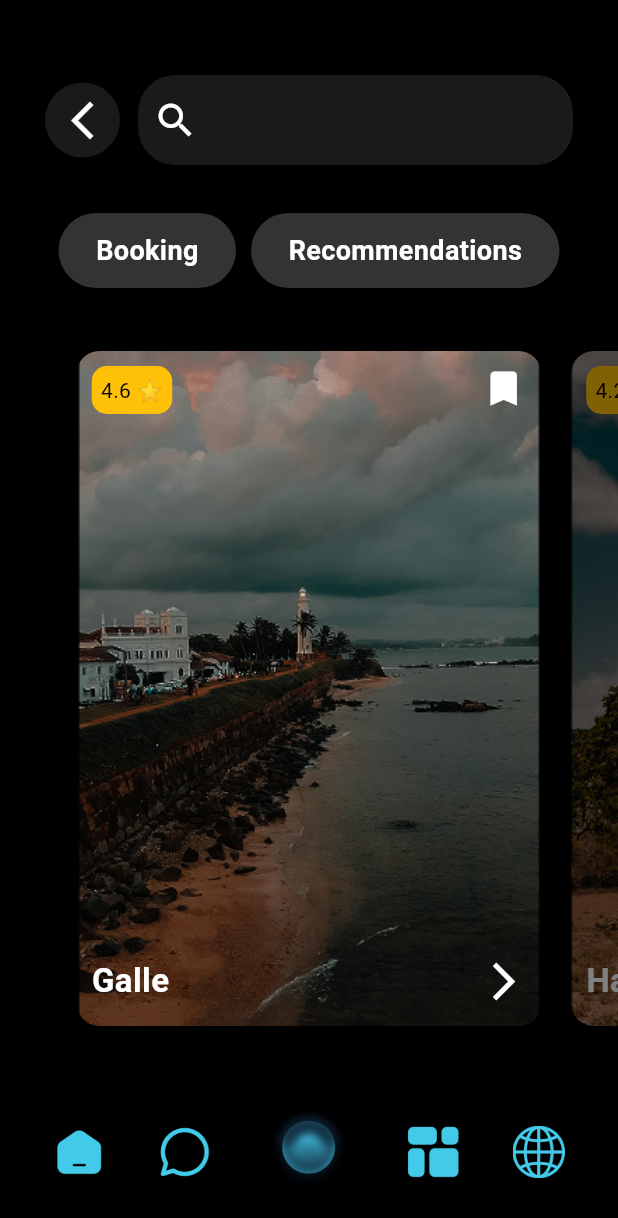
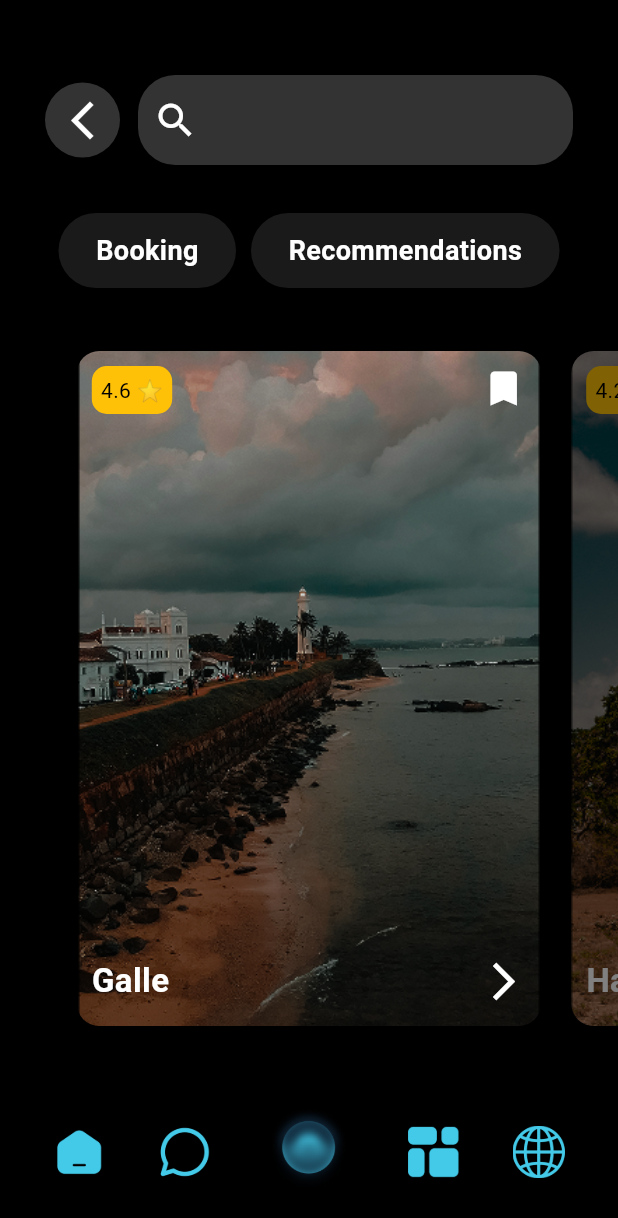
Before and after one commit to beast5292/ROAMEO, a Flutter app: the screen it shows after launch, on a phone screen of 412 x 824 dp. Shown: the top 1218 px of the screen. Run offline on Flutter 3.47's test engine with Material 3 defaults, Android fonts, the phone set to English and light mode, and no system bars.

Commit message:
updated category chip widget

```diff
--- a/explore_page/lib/explore_page.dart
+++ b/explore_page/lib/explore_page.dart
@@ -58,7 +58,7 @@ class _ExplorePageState extends State<ExplorePage> {
                       height: 50,
                       decoration: BoxDecoration(
                         shape: BoxShape.circle,
-                        color: Colors.white.withOpacity(0.1),
+                        color: Colors.white.withOpacity(0.2),
                       ),
                       child: const Icon(Icons.arrow_back_ios_new, color: Colors.white, size: 30),
                     ),
@@ -74,7 +74,7 @@ class _ExplorePageState extends State<ExplorePage> {
                       child: Container(
                         height: 60,
                         decoration: BoxDecoration(
-                          color: Colors.white.withOpacity(0.1),
+                          color: Colors.white.withOpacity(0.2),
                           borderRadius: BorderRadius.circular(25),
                         ),
                         child: const Row(
@@ -172,7 +172,7 @@ class _ExplorePageState extends State<ExplorePage> {
       child: Container(
         padding: const EdgeInsets.symmetric(horizontal: 25, vertical: 12),
         decoration: BoxDecoration(
-          color: Colors.white.withOpacity(0.2),
+          color: Colors.white.withOpacity(0.1),
           borderRadius: BorderRadius.circular(25),
         ),
         child: Text(
```
